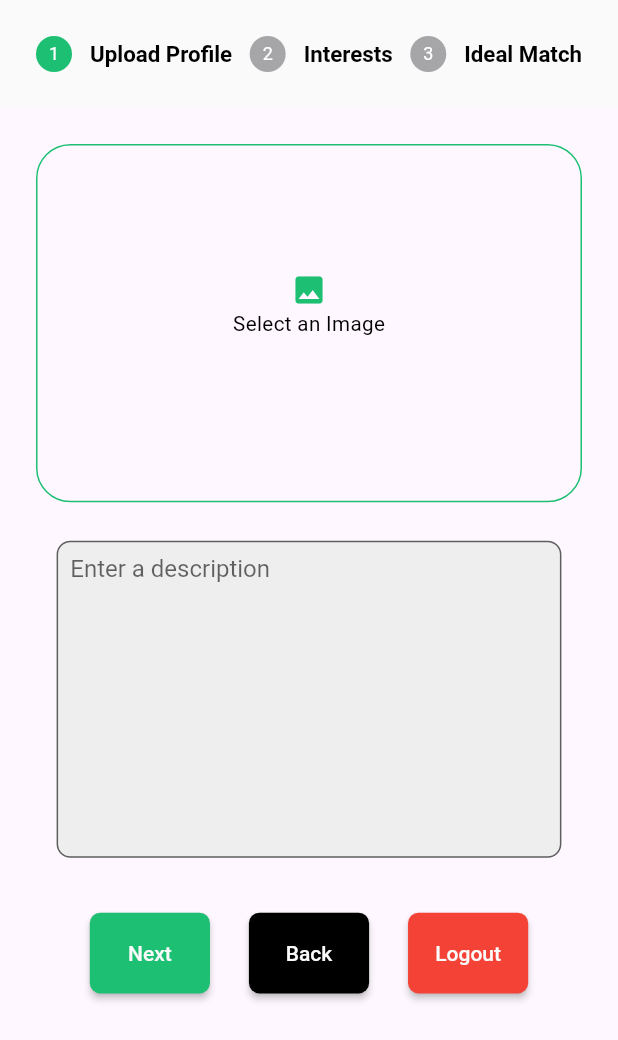
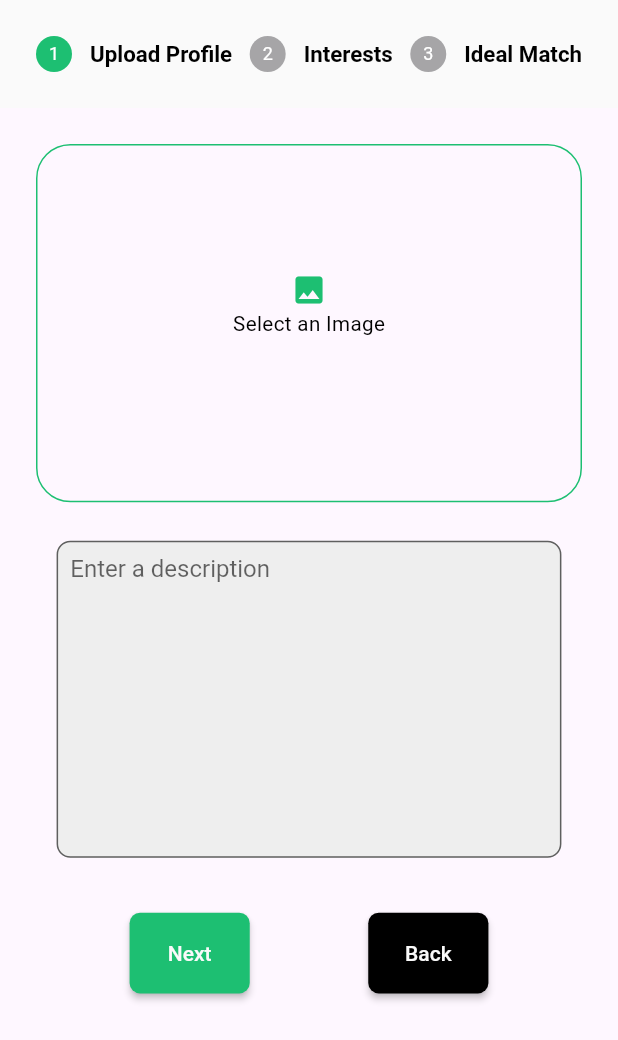
Before and after one commit to bakht200/Totomo, a Flutter app: the FormPage screen opened directly, on a phone screen of 412 x 824 dp. Shown: the top 1040 px of the screen. Run offline on Flutter 3.47's test engine with Material 2 defaults, Android fonts, the phone set to English and light mode, and no system bars; our stand-ins replace badges, flutter_screenutil, flutter_svg, image_picker, material_design_icons_flutter, numberpicker and 1 more; missing offline and left inert: camera_camera, floating_action_bubble, material_dialogs.

Commit message:
remove logout button from stepper form

```diff
--- a/lib/view/stepper_form.dart
+++ b/lib/view/stepper_form.dart
@@ -34,7 +34,7 @@ class _FormPageState extends State<FormPage> {
 
   List idealMatch = [
     {'title': 'Love', 'image': 'assets/images/love.png'},
-    {'title': 'Friend', 'image': 'assets/images/love-birds.png'},
+    {'title': 'Friends', 'image': 'assets/images/love-birds.png'},
     {'title': 'Business', 'image': 'assets/images/businessman.png'},
     {'title': 'Fling', 'image': 'assets/images/cup.png'},
   ];
@@ -97,16 +97,16 @@ class _FormPageState extends State<FormPage> {
                                         });
                                 },
                                 title: 'Back')),
-                        SizedBox(
-                            width: 70.w, //
-                            height: 45.h,
-                            child: theme_primary_button_widget(
-                                primaryColor: Colors.red,
-                                textColor: const Color(0xFFFAFAFA),
-                                onpressFunction: () {
-                                  Navigator.of(context).pop();
-                                },
-                                title: 'Logout')),
+                        // SizedBox(
+                        //     width: 70.w, //
+                        //     height: 45.h,
+                        //     child: theme_primary_button_widget(
+                        //         primaryColor: Colors.red,
+                        //         textColor: const Color(0xFFFAFAFA),
+                        //         onpressFunction: () {
+                        //           Navigator.of(context).pop();
+                        //         },
+                        //         title: 'Logout')),
                       ],
                     ),
                   );
```
